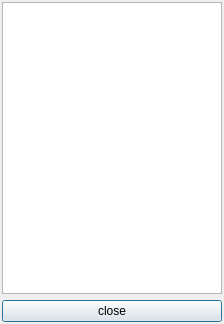
Before: the Qt Designer form src/genericgui/LogViewer.ui in SalomePlatform/yacs, drawn with Qt 5.
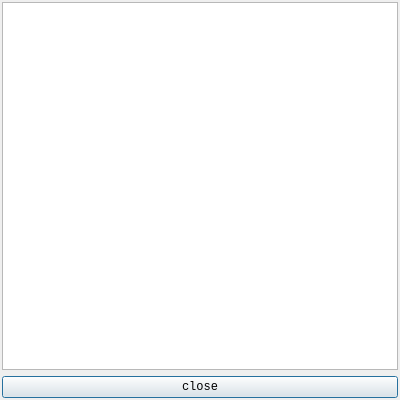
After: the same form once the commit is applied.

Commit message: CCAR: add a new entry in the python node popup menu in edition mode (Error Report) that opens a LogViewer that displays an error report. This entry is not displayed is the node is valid

What changed in the file:
```diff
--- a/src/genericgui/LogViewer.ui
+++ b/src/genericgui/LogViewer.ui
@@ -6,10 +6,15 @@
    <rect>
     <x>0</x>
     <y>0</y>
-    <width>224</width>
-    <height>324</height>
+    <width>400</width>
+    <height>400</height>
    </rect>
   </property>
+  <property name="font" >
+   <font>
+    <family>Monospace</family>
+   </font>
+  </property>
   <property name="windowTitle">
    <string>Dialog</string>
   </property>
```
The commit also changes 2 other files.
